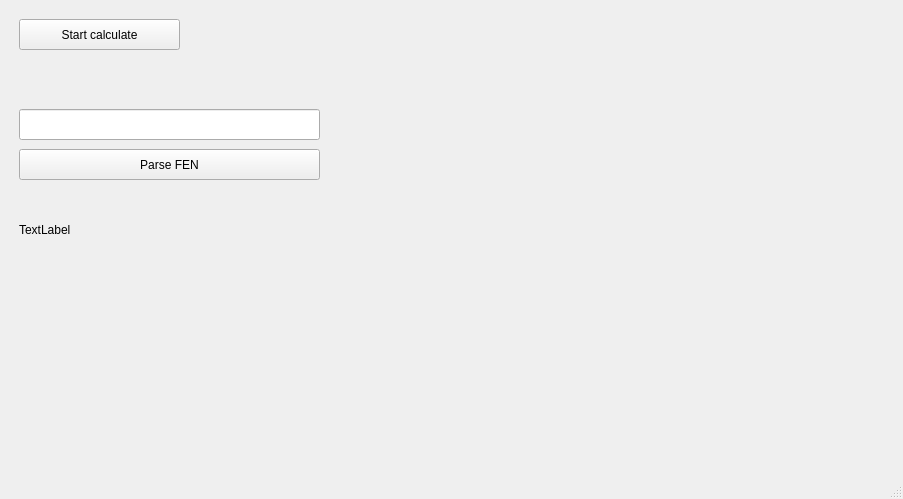
This is mainwindow.ui in khainv2/MyChess as Qt 5 draws it before an edit. The edited form follows.
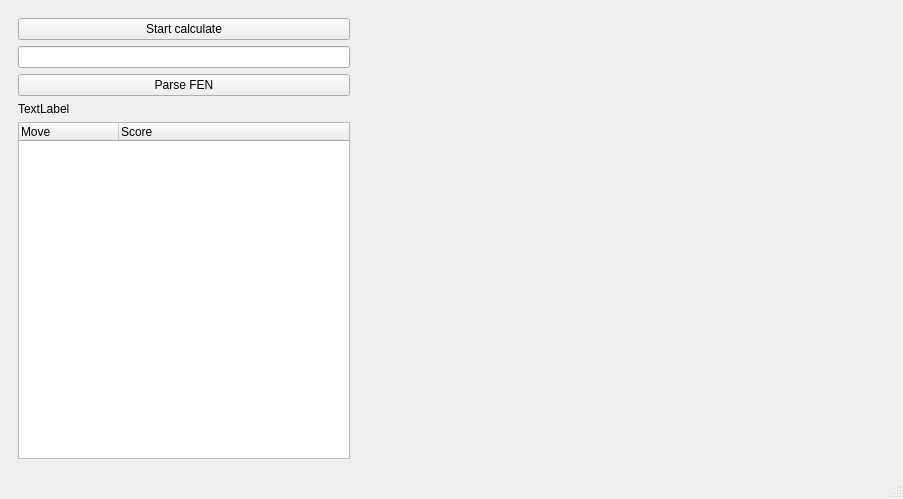
This is the edited form. Custom widgets are drawn as their Qt base class.

The edit to the form file:
```diff
--- a/mainwindow.ui
+++ b/mainwindow.ui
@@ -29,55 +29,46 @@
         <height>16777215</height>
        </size>
       </property>
-      <widget class="QPushButton" name="bt_StartCalculate">
-       <property name="geometry">
-        <rect>
-         <x>10</x>
-         <y>10</y>
-         <width>161</width>
-         <height>31</height>
-        </rect>
-       </property>
-       <property name="text">
-        <string>Start calculate</string>
-       </property>
-      </widget>
-      <widget class="QLineEdit" name="le_Fen">
-       <property name="geometry">
-        <rect>
-         <x>10</x>
-         <y>100</y>
-         <width>301</width>
-         <height>31</height>
-        </rect>
-       </property>
-      </widget>
+      <layout class="QGridLayout" name="gridLayout">
+       <item row="2" column="0">
       <widget class="QPushButton" name="bt_ParseFen">
-       <property name="geometry">
-        <rect>
-         <x>10</x>
-         <y>140</y>
-         <width>301</width>
-         <height>31</height>
-        </rect>
-       </property>
        <property name="text">
         <string>Parse FEN</string>
        </property>
       </widget>
+       </item>
+       <item row="3" column="0">
       <widget class="QLabel" name="label">
-       <property name="geometry">
-        <rect>
-         <x>10</x>
-         <y>190</y>
-         <width>331</width>
-         <height>61</height>
-        </rect>
-       </property>
        <property name="text">
         <string>TextLabel</string>
        </property>
       </widget>
+       </item>
+       <item row="1" column="0">
+        <widget class="QLineEdit" name="le_Fen"/>
+       </item>
+       <item row="4" column="0">
+        <widget class="QTreeWidget" name="treeWidget">
+         <column>
+          <property name="text">
+           <string>Move</string>
+          </property>
+         </column>
+         <column>
+          <property name="text">
+           <string>Score</string>
+          </property>
+         </column>
+        </widget>
+       </item>
+       <item row="0" column="0">
+        <widget class="QPushButton" name="bt_StartCalculate">
+         <property name="text">
+          <string>Start calculate</string>
+         </property>
+        </widget>
+       </item>
+      </layout>
      </widget>
     </item>
     <item>
```
Left out of the diff: 2 changed lines with no effect on the pictures. Lines whose indentation alone changed are shown as unchanged.
